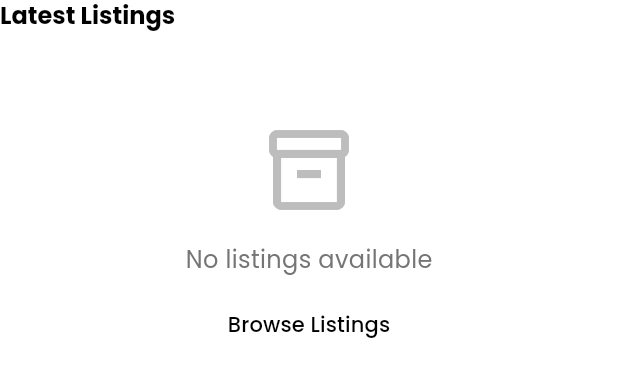
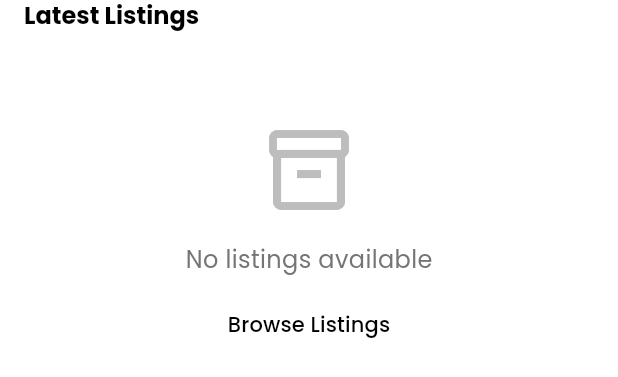
Before and after one commit to joengelena/aurae-beauty-app, a Flutter app: the ListingsCarouselWidget widget shown alone on an empty page, opened directly, on a phone screen of 412 x 824 dp. Shown: the top 377 px of the screen. Run offline on Flutter 3.47's test engine with Material 3 defaults, Android fonts, the phone set to English and light mode, and no system bars; our stand-ins replace flutter_local_notifications, flutter_secure_storage, go_router, image_picker, smooth_page_indicator, timezone; missing offline and left inert: fetch_client; accounts and stored records are empty; network calls fail.

Commit message:
Add left padding to the listing carousel title

```diff
--- a/lib/presentation/widgets/garage/listings_carousel_widget.dart
+++ b/lib/presentation/widgets/garage/listings_carousel_widget.dart
@@ -100,16 +100,16 @@ class _ListingsCarouselWidgetState extends State<ListingsCarouselWidget> {
     return Column(
       crossAxisAlignment: CrossAxisAlignment.start,
       children: [
-        Text(
-          'Latest Listings',
-          style: Theme.of(context).textTheme.headlineSmall?.copyWith(
-                fontWeight: FontWeight.bold,
-              ),
+        Padding(
+          padding: const EdgeInsets.only(left: 16.0),
+          child: Text(
+            'Latest Listings',
+            style: Theme.of(
+              context,
+            ).textTheme.headlineSmall?.copyWith(fontWeight: FontWeight.bold),
+          ),
         ),
-        SizedBox(
-          height: _carouselHeight,
-          child: child,
-        ),
+        SizedBox(height: _carouselHeight, child: child),
       ],
     );
   }
@@ -274,14 +274,8 @@ class _ListingsCarouselWidgetState extends State<ListingsCarouselWidget> {
                 begin: Alignment.topLeft,
                 end: Alignment.bottomRight,
                 colors: [
-                  Theme.of(context)
-                      .colorScheme
-                      .primary
-                      .withValues(alpha: 0.1),
-                  Theme.of(context)
-                      .colorScheme
-                      .primary
-                      .withValues(alpha: 0.05),
+                  Theme.of(context).colorScheme.primary.withValues(alpha: 0.1),
+                  Theme.of(context).colorScheme.primary.withValues(alpha: 0.05),
                 ],
               ),
             ),
@@ -308,10 +302,9 @@ class _ListingsCarouselWidgetState extends State<ListingsCarouselWidget> {
                     'Browse all listings',
                     style: TextStyle(
                       fontSize: 12,
-                      color: Theme.of(context)
-                          .colorScheme
-                          .primary
-                          .withValues(alpha: 0.7),
+                      color: Theme.of(
+                        context,
+                      ).colorScheme.primary.withValues(alpha: 0.7),
                     ),
                   ),
                 ],
```
